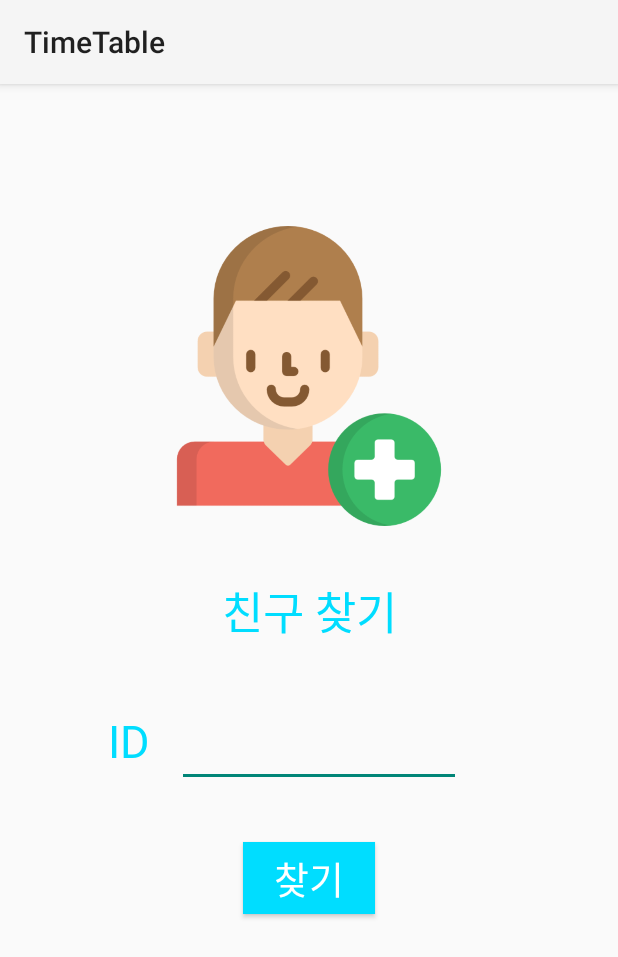
After one commit to kratew/timetable, an Android app: the FriendAddActivity screen opened directly, with no data from a screen before it, on a phone screen of 412 x 824 dp. The commit adds this screen. Shown: the top 957 px of the screen. Run offline under Robolectric (Android 15) with nearby library versions, the phone set to English and light mode, and no system bars.

Commit message:
친구추가 액티비티, 서버에서 검색
친구추가 액티비티 만듬. 그러나 기능을 연결시키진 못함.

```diff
--- a/app/src/main/AndroidManifest.xml
+++ b/app/src/main/AndroidManifest.xml
@@ -7,13 +7,13 @@
     <uses-permission android:name="android.permission.INTERNET" />
 
     <application
+        android:name=".TimeTable"
         android:allowBackup="true"
         android:icon="@mipmap/ic_launcher"
         android:label="@string/app_name"
         android:roundIcon="@mipmap/ic_launcher_round"
         android:supportsRtl="true"
-        android:theme="@style/Theme.AppCompat.Light"
-        android:name=".TimeTable" >
+        android:theme="@style/Theme.AppCompat.Light">
         <activity android:name=".MainActivity">
             <intent-filter>
                 <action android:name="android.intent.action.MAIN" />
@@ -22,6 +22,7 @@
             </intent-filter>
         </activity>
         <activity android:name=".AccountActivity" />
+        <activity android:name=".FriendAddActivity"></activity>
     </application>
 
 </manifest>
--- /dev/null
+++ b/app/src/main/java/com/example/kimilm/timetable/FriendAddActivity.java
@@ -0,0 +1,35 @@
+package com.example.kimilm.timetable;
+
+import android.content.Intent;
+import android.support.v7.app.AppCompatActivity;
+import android.os.Bundle;
+import android.view.View;
+import android.widget.Button;
+import android.widget.EditText;
+
+public class FriendAddActivity extends AppCompatActivity{
+
+    EditText searchId;
+    Button searchBtn;
+    String frId;
+
+    @Override
+    protected void onCreate(Bundle savedInstanceState) {
+        super.onCreate(savedInstanceState);
+        setContentView(R.layout.activity_friend_add);
+
+        searchId = (EditText)findViewById(R.id.searchId);
+        searchBtn = (Button)findViewById(R.id.searchBtn);
+
+        searchBtn.setOnClickListener(new View.OnClickListener(){
+            @Override
+            public void onClick(View v) {
+                frId = searchId.getText().toString();
+                Intent retIntent = new Intent(getApplicationContext(), MainActivity.class);
+                retIntent.putExtra("frId", frId);
+                setResult(RESULT_OK, retIntent);
+                finish();
+            }
+        });
+    }
+}
--- /dev/null
+++ b/app/src/main/res/layout/activity_friend_add.xml
@@ -0,0 +1,75 @@
+<?xml version="1.0" encoding="utf-8"?>
+<android.support.constraint.ConstraintLayout xmlns:android="http://schemas.android.com/apk/res/android"
+    xmlns:app="http://schemas.android.com/apk/res-auto"
+    xmlns:tools="http://schemas.android.com/tools"
+    android:layout_width="match_parent"
+    android:layout_height="match_parent"
+    tools:context=".FriendAddActivity">
+
+    <ImageView
+        android:id="@+id/imageView"
+        android:layout_width="200dp"
+        android:layout_height="200dp"
+        app:layout_constraintBottom_toBottomOf="parent"
+        app:layout_constraintEnd_toEndOf="parent"
+        app:layout_constraintStart_toStartOf="parent"
+        app:layout_constraintTop_toTopOf="parent"
+        app:layout_constraintVertical_bias="0.167"
+        app:srcCompat="@drawable/add_friend" />
+
+    <TextView
+        android:id="@+id/textView5"
+        android:layout_width="wrap_content"
+        android:layout_height="wrap_content"
+        android:text="친구 찾기"
+        android:textColor="@android:color/holo_blue_bright"
+        android:textSize="30sp"
+        app:layout_constraintBottom_toBottomOf="parent"
+        app:layout_constraintEnd_toEndOf="parent"
+        app:layout_constraintStart_toStartOf="parent"
+        app:layout_constraintTop_toBottomOf="@+id/imageView"
+        app:layout_constraintVertical_bias="0.07999998" />
+
+    <TextView
+        android:id="@+id/textView6"
+        android:layout_width="30dp"
+        android:layout_height="wrap_content"
+        android:layout_marginBottom="8dp"
+        android:layout_marginStart="72dp"
+        android:text="ID"
+        android:textColor="@android:color/holo_blue_bright"
+        android:textSize="30sp"
+        app:layout_constraintBottom_toBottomOf="parent"
+        app:layout_constraintStart_toStartOf="parent"
+        app:layout_constraintTop_toBottomOf="@+id/textView5"
+        app:layout_constraintVertical_bias="0.125" />
+
+    <EditText
+        android:id="@+id/searchId"
+        android:layout_width="189dp"
+        android:layout_height="wrap_content"
+        android:layout_marginEnd="16dp"
+        android:layout_marginStart="8dp"
+        android:ems="10"
+        android:inputType="textPersonName"
+        android:textColor="@android:color/holo_blue_bright"
+        android:textSize="30sp"
+        app:layout_constraintBaseline_toBaselineOf="@+id/textView6"
+        app:layout_constraintEnd_toEndOf="parent"
+        app:layout_constraintHorizontal_bias="0.085"
+        app:layout_constraintStart_toEndOf="@+id/textView6" />
+
+    <Button
+        android:id="@+id/searchBtn"
+        android:layout_width="wrap_content"
+        android:layout_height="wrap_content"
+        android:background="@android:color/holo_blue_bright"
+        android:text="찾기"
+        android:textColor="@android:color/white"
+        android:textSize="25sp"
+        app:layout_constraintBottom_toBottomOf="parent"
+        app:layout_constraintEnd_toEndOf="parent"
+        app:layout_constraintStart_toStartOf="parent"
+        app:layout_constraintTop_toBottomOf="@+id/searchId"
+        app:layout_constraintVertical_bias="0.146" />
+</android.support.constraint.ConstraintLayout>
--- a/app/src/main/res/menu/fragment_time_table_fab_items.xml
+++ b/app/src/main/res/menu/fragment_time_table_fab_items.xml
@@ -12,7 +12,8 @@
     <item
         android:id="@+id/option2"
         android:icon="@drawable/save"
-        android:title="이미지로 저장" />
+        android:title="이미지로 저장"
+        app:showAsAction="always"/>
 
     <item
         android:id="@+id/option3"
```
Also changed, not shown: app/src/main/java/com/example/kimilm/timetable/FriendsFragment.java (+32 -5 lines), app/src/main/java/com/example/kimilm/timetable/FriendsItem.java (+7 -4 lines), app/src/main/java/com/example/kimilm/timetable/MainActivity.java (+72 -2 lines), app/build.gradle (line endings or trailing spaces), app/src/main/res/drawable/add_friend.png (added).
